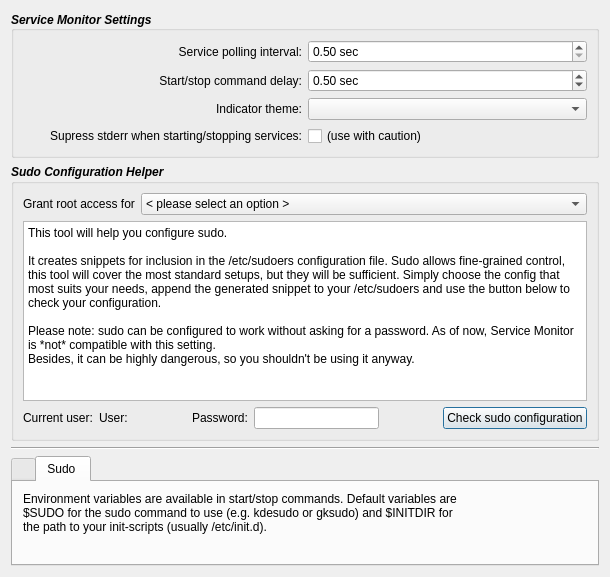
mbleichner/service-monitor, file contents/code/dialogs/Settings.ui: the form before one commit.
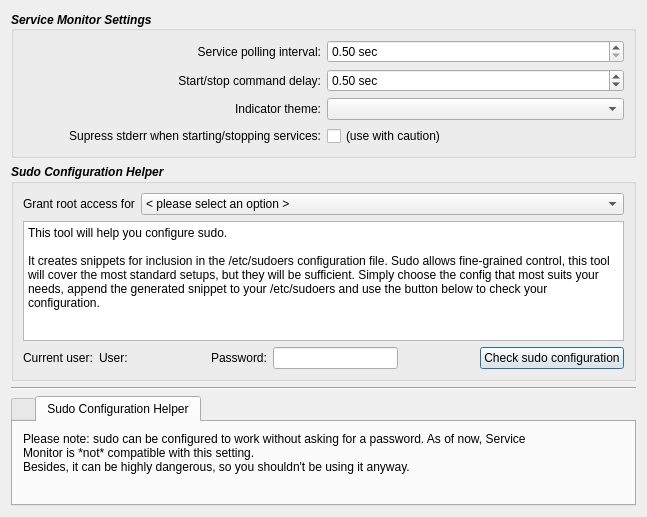
The form after the commit. The open tabs and pages were chosen to show the change. Icons and pictures are not drawn.

Patch:
```diff
--- a/contents/code/dialogs/Settings.ui
+++ b/contents/code/dialogs/Settings.ui
@@ -6,8 +6,8 @@
    <rect>
     <x>0</x>
     <y>0</y>
-    <width>610</width>
-    <height>552</height>
+    <width>647</width>
+    <height>512</height>
    </rect>
   </property>
   <property name="windowTitle">
@@ -269,7 +269,7 @@
         <property name="maximumSize">
          <size>
           <width>16777215</width>
-          <height>180</height>
+          <height>120</height>
          </size>
         </property>
         <property name="font">
@@ -282,10 +282,7 @@
         <property name="plainText">
          <string>This tool will help you configure sudo.
 
-It creates snippets for inclusion in the /etc/sudoers configuration file. Sudo allows fine-grained control, this tool will cover the most standard setups, but they will be sufficient. Simply choose the config that most suits your needs, append the generated snippet to your /etc/sudoers and use the button below to check your configuration.
-
-Please note: sudo can be configured to work without asking for a password. As of now, Service Monitor is *not* compatible with this setting.
-Besides, it can be highly dangerous, so you shouldn't be using it anyway. </string>
+It creates snippets for inclusion in the /etc/sudoers configuration file. Sudo allows fine-grained control, this tool will cover the most standard setups, but they will be sufficient. Simply choose the config that most suits your needs, append the generated snippet to your /etc/sudoers and use the button below to check your configuration.</string>
         </property>
        </widget>
       </item>
@@ -474,7 +471,7 @@
        </sizepolicy>
       </property>
       <attribute name="title">
-       <string>Sudo </string>
+       <string>Sudo Configuration Helper</string>
       </attribute>
       <layout class="QVBoxLayout" name="verticalLayout_5">
        <property name="margin">
@@ -489,9 +486,9 @@
           </sizepolicy>
          </property>
          <property name="text">
-          <string>Environment variables are available in start/stop commands. Default variables are
-$SUDO for the sudo command to use (e.g. kdesudo or gksudo) and $INITDIR for
-the path to your init-scripts (usually /etc/init.d).</string>
+          <string>Please note: sudo can be configured to work without asking for a password. As of now, Service
+Monitor is *not* compatible with this setting.
+Besides, it can be highly dangerous, so you shouldn't be using it anyway. </string>
          </property>
          <property name="alignment">
           <set>Qt::AlignLeading|Qt::AlignLeft|Qt::AlignTop</set>
```
Left out of the diff: 7 changed lines with no effect on the pictures.
